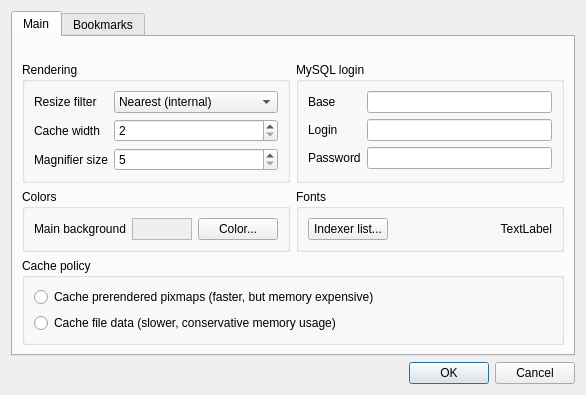
Before: the Qt Designer form settingsdialog.ui in kernel1024/qmanga, drawn with Qt 5.
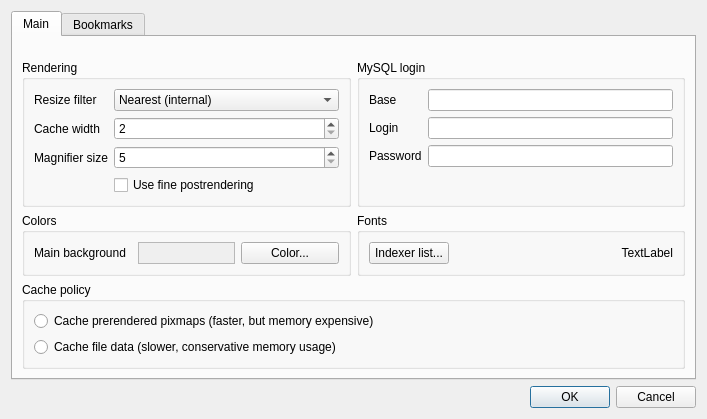
After: the same form once the commit is applied. The open tabs and pages were chosen to show the change.

Commit message: GUI improvements: removed duplicated standard icons, added shortcuts and status tips. Two step fine page rendering.

The edit to the form file:
```diff
--- a/settingsdialog.ui
+++ b/settingsdialog.ui
@@ -6,8 +6,8 @@
    <rect>
     <x>0</x>
     <y>0</y>
-    <width>586</width>
-    <height>395</height>
+    <width>707</width>
+    <height>419</height>
    </rect>
   </property>
   <property name="windowTitle">
@@ -159,6 +159,13 @@
               </property>
              </widget>
             </item>
+            <item row="3" column="1">
+             <widget class="QCheckBox" name="checkFineRendering">
+              <property name="text">
+               <string>Use fine postrendering</string>
+              </property>
+             </widget>
+            </item>
            </layout>
           </widget>
          </item>
```
Left out of the diff: 8 changed lines with no effect on the pictures. The commit also changes 23 other files.
